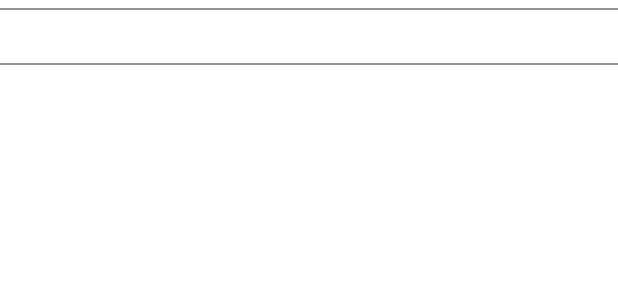
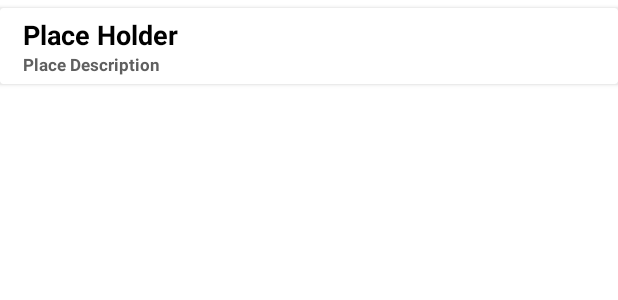
Before and after one commit to Lmizuno/TinyNotesManager, an Android app: the layout collection_list.xml on its own in the app's theme, with its tools: preview values and no code run, on a phone screen of 412 x 824 dp. Shown: the top 300 px of the screen. Run offline under Robolectric (Android 15) with nearby library versions, the phone set to English and light mode, and no system bars.

Commit message:
Change theme colors and create a better style to current development interface

```diff
--- a/app/src/main/java/com/lmizuno/smallnotesmanager/Adapters/CollectionListAdapter.kt
+++ b/app/src/main/java/com/lmizuno/smallnotesmanager/Adapters/CollectionListAdapter.kt
@@ -25,6 +25,7 @@ class CollectionListAdapter(
         val currentItem = collectionList[position]
 
         holder.nameTextView.text = currentItem.name
+        holder.decriptionTextView.text = currentItem.description
 
         holder.collectionContainer.setOnClickListener{
             listener.onClick(currentItem)
@@ -44,4 +45,5 @@ class CollectionListAdapter(
 class CollectionViewHolder(itemView: View) : RecyclerView.ViewHolder(itemView) {
     var collectionContainer: CardView = itemView.findViewById(R.id.collection_container)
     var nameTextView: TextView = itemView.findViewById(R.id.collection_name)
+    var decriptionTextView: TextView = itemView.findViewById(R.id.collection_description)
 }
--- a/app/src/main/java/com/lmizuno/smallnotesmanager/Ui/collection/CollectionViewFragment.kt
+++ b/app/src/main/java/com/lmizuno/smallnotesmanager/Ui/collection/CollectionViewFragment.kt
@@ -71,6 +71,7 @@ class CollectionViewFragment : Fragment() {
             }!!
 
         activity.title = currentCollection.name
+
 
         binding.fabEditorMode.setOnClickListener {
             if (!editorToggle) {
--- a/app/src/main/res/layout/activity_editor_item.xml
+++ b/app/src/main/res/layout/activity_editor_item.xml
@@ -30,6 +30,7 @@
                 android:id="@+id/doneItemButton"
                 android:layout_width="wrap_content"
                 android:layout_height="wrap_content"
+                android:backgroundTint="@color/primary"
                 android:layout_alignParentEnd="true"
                 android:layout_marginEnd="10dp"
                 android:text="@string/done"
--- a/app/src/main/res/layout/collection_list.xml
+++ b/app/src/main/res/layout/collection_list.xml
@@ -4,39 +4,38 @@
     android:id="@+id/collection_container"
     android:layout_width="match_parent"
     android:layout_height="wrap_content"
-    android:elevation="0dp"
-    app:cardCornerRadius="0dp"
-    app:cardElevation="0dp"
-    app:cornerRadius="0px"
-    >
+    android:layout_marginVertical="5dp">
 
-    <RelativeLayout
+    <androidx.constraintlayout.widget.ConstraintLayout
         android:layout_width="match_parent"
-        android:layout_height="wrap_content"
-        android:elevation="0dp"
-        android:outlineAmbientShadowColor="#000000"
-        android:paddingVertical="1dp"
-
-
-        android:background="@color/gray"
-        android:layout_marginVertical="5dp"
-        >
+        android:layout_height="match_parent"
+        android:paddingHorizontal="15dp"
+        android:paddingVertical="5dp">
 
         <TextView
             android:id="@+id/collection_name"
             android:layout_width="match_parent"
             android:layout_height="wrap_content"
-            android:layout_alignParentStart="true"
-            android:elevation="0dp"
-            android:paddingVertical="5dp"
+            android:background="@color/white"
             android:singleLine="true"
-            android:textAlignment="center"
-            android:textAllCaps="true"
+            android:text="Place Holder"
+            android:textAlignment="textStart"
             android:textColor="@color/black"
             android:textSize="18sp"
+            android:textStyle="bold"
+            app:layout_constraintTop_toTopOf="parent" />
 
-            app:cornerRadius="3dp"
+        <TextView
+            android:id="@+id/collection_description"
+            android:layout_width="match_parent"
+            android:layout_height="wrap_content"
             android:background="@color/white"
-            />
-    </RelativeLayout>
+            android:singleLine="true"
+            android:text="Place Description"
+            android:textAlignment="textStart"
+            android:textColor="@color/dark_gray"
+            android:textSize="11sp"
+            android:textStyle="bold"
+            app:layout_constraintTop_toBottomOf="@id/collection_name" />
+    </androidx.constraintlayout.widget.ConstraintLayout>
 </androidx.cardview.widget.CardView>
--- a/app/src/main/res/layout/fragment_collection_view.xml
+++ b/app/src/main/res/layout/fragment_collection_view.xml
@@ -4,7 +4,9 @@
     xmlns:tools="http://schemas.android.com/tools"
     android:layout_width="match_parent"
     android:layout_height="match_parent"
-    android:background="#FFFFFF"
+    android:background="@color/light_gray"
+    android:orientation="vertical"
+    android:paddingTop="10dp"
     tools:context=".Ui.collection.CollectionViewFragment">
 
     <androidx.recyclerview.widget.RecyclerView
--- a/app/src/main/res/layout/fragment_home.xml
+++ b/app/src/main/res/layout/fragment_home.xml
@@ -4,7 +4,9 @@
     xmlns:tools="http://schemas.android.com/tools"
     android:layout_width="match_parent"
     android:layout_height="match_parent"
+    android:background="@color/light_gray"
     android:orientation="vertical"
+    android:paddingTop="10dp"
     tools:context=".Ui.home.HomeFragment">
 
     <androidx.recyclerview.widget.RecyclerView
--- a/app/src/main/res/values/colors.xml
+++ b/app/src/main/res/values/colors.xml
@@ -1,14 +1,45 @@
 <?xml version="1.0" encoding="utf-8"?>
 <resources>
+    <!-- ANDROID DEFAULTS -->
     <color name="purple_200">#FFBB86FC</color>
     <color name="purple_500">#FF6200EE</color>
     <color name="purple_700">#FF3700B3</color>
     <color name="teal_200">#FF03DAC5</color>
     <color name="teal_700">#FF018786</color>
-    <color name="yellow_pastel">#E6E06F</color>
+
+    <!-- STANDARD ADD-ON -->
     <color name="black">#FF000000</color>
     <color name="gray">#949494</color>
     <color name="white">#FFFFFFFF</color>
+    <color name="red">#E8FF4444</color>
+
+    <!-- STANDARD SHADES -->
+    <color name="yellow_pastel">#E6E06F</color>
+    <color name="light_gray">#E8E8E8</color>
+    <color name="dark_gray">#5F5F5F</color>
+
+    <!-- THEME -->
+    <!-- PRIMARY COLOR SETTINGS -->
+    <color name="primary">#1A4B63</color>
+    <color name="primary_faded">#CFE6F2</color>
+
+    <color name="primary_variant">#346E83</color>
+    <color name="primary_variant_faded">#D3E7EE</color>
+
+    <color name="color_on_primary">#FFFFFFFF</color>
+
+    <!-- SECONDARY COLOR SETTINGS -->
+    <color name="secondary">#B22E3B</color>
+    <color name="secondary_faded">#F2CED2</color>
+
+    <color name="secondary_variant">#9B344A</color>
+    <color name="secondary_variant_faded">#F0D1D8</color>
+
+    <color name="color_on_secondary">#FFFFFFFF</color>
+
+    <!-- FADED TINTS -->
+    <color name="columbia_blue">#CCE6F4</color>
+    <color name="uranian_blue">#A5CFE6</color>
+    <color name="baby_blue">#E0F3FF</color>
     <color name="paper">#f4f0e8</color>
-    <color name="red">#E8FF4444</color>
 </resources>
--- a/app/src/main/res/values/themes.xml
+++ b/app/src/main/res/values/themes.xml
@@ -1,30 +1,39 @@
 <resources xmlns:tools="http://schemas.android.com/tools">
-    <!-- Base application theme. -->
+    <!--
+        Base application theme.
+        https://coolors.co/d62839-ba324f-175676-4ba3c3-cce6f4
+        https://coolors.co/b22e3b-9b344a-1a4b63-346e83-a5cfe6
+      -->
     <style name="Theme.SmallNotesManager" parent="Theme.MaterialComponents.DayNight.DarkActionBar">
         <!-- Primary brand color. -->
-        <item name="colorPrimary">@color/purple_500</item>
-        <item name="colorPrimaryVariant">@color/purple_700</item>
+        <item name="colorPrimary">@color/primary</item>
+        <item name="colorPrimaryVariant">@color/primary_variant</item>
         <item name="colorOnPrimary">@color/white</item>
+
         <!-- Secondary brand color. -->
-        <item name="colorSecondary">@color/teal_200</item>
-        <item name="colorSecondaryVariant">@color/teal_700</item>
-        <item name="colorOnSecondary">@color/black</item>
+        <item name="colorSecondary">@color/secondary</item>
+        <item name="colorSecondaryVariant">@color/secondary_variant</item>
+        <item name="colorOnSecondary">@color/white</item>
+
         <!-- Status bar color. -->
         <item name="android:statusBarColor">?attr/colorPrimaryVariant</item>
-        <!-- Customize your theme here. -->
     </style>
 
     <style name="Theme.SmallNotesManager.NoActionBar" parent="Theme.MaterialComponents.DayNight.NoActionBar">
         <!-- Primary brand color. -->
-        <item name="colorPrimary">@color/purple_500</item>
-        <item name="colorPrimaryVariant">@color/purple_700</item>
+        <item name="colorPrimary">@color/primary</item>
+        <item name="colorPrimaryVariant">@color/primary_variant</item>
         <item name="colorOnPrimary">@color/white</item>
+
         <!-- Secondary brand color. -->
-        <item name="colorSecondary">@color/teal_200</item>
-        <item name="colorSecondaryVariant">@color/teal_700</item>
-        <item name="colorOnSecondary">@color/black</item>
+        <item name="colorSecondary">@color/secondary</item>
+        <item name="colorSecondaryVariant">@color/secondary_variant</item>
+        <item name="colorOnSecondary">@color/white</item>
+
         <!-- Status bar color. -->
         <item name="android:statusBarColor">?attr/colorPrimaryVariant</item>
-        <!-- Customize your theme here. -->
+
+        <!-- Faded Colors -->
+        <item name="colorOnBackground">@color/primary_variant_faded</item>
     </style>
 </resources>
```
Also changed, not shown: app/src/main/res/layout/item_list.xml (+11 -22 lines).
